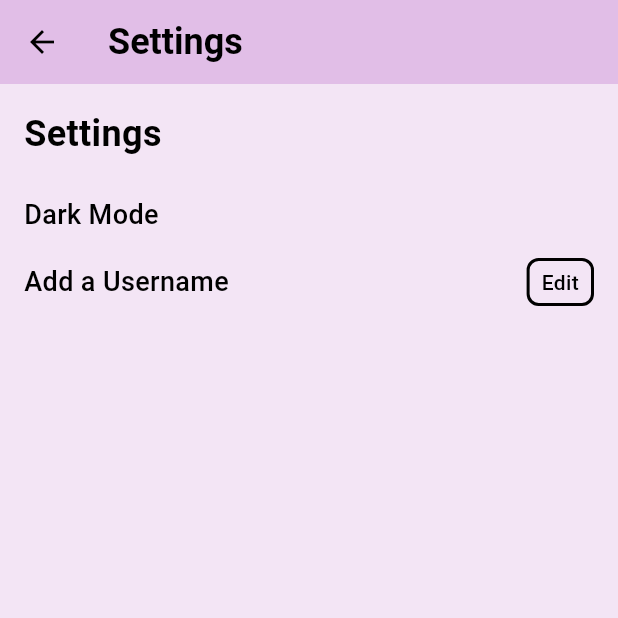
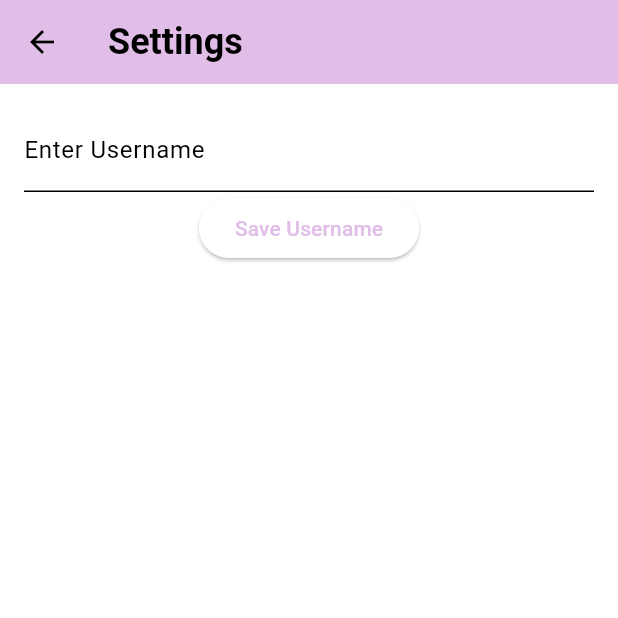
Before and after one commit to Mrityunjayyshukla/Passcode-Manager, a Flutter app: the screen it shows after launch, after a tap on the "settings" icon, on a phone screen of 412 x 824 dp, the top half of it. Run offline on Flutter 3.47's test engine with Material 3 defaults, Android fonts, the phone set to English and light mode, and no system bars; our stand-ins replace shared_preferences.

Commit message:
added option to save username

```diff
--- a/lib/components.dart
+++ b/lib/components.dart
@@ -22,5 +22,3 @@ ThemeData darkMode = ThemeData(
   ),
   useMaterial3: true,
 );
-
-TextEditingController usernameEditingController = TextEditingController();
--- a/lib/main.dart
+++ b/lib/main.dart
@@ -36,23 +36,23 @@ class ListPage extends StatefulWidget {
 }
 
 class _ListPageState extends State<ListPage> {
-  String _username='';
+  String? _username;
   // This is the list of all the records which are there.
   List<Map<String, String>> records = [];
 
   // This will initially show the list of the records
   @override
   void initState() {
+    _loadUsername();
+    _loadRecords();
     super.initState();
-    _loadRecords();
-    _loadUsername();
   }
 
-  void _loadUsername() async {
+  // Load the username
+  Future<void> _loadUsername() async {
     SharedPreferences prefs = await SharedPreferences.getInstance();
-    String savedUsername = prefs.getString('Mrityunjay')??'';
     setState(() {
-      _username=savedUsername;
+      _username = prefs.getString('username');
     });
   }
 
@@ -144,12 +144,15 @@ class _ListPageState extends State<ListPage> {
         ),
         actions: [
           IconButton(
-            onPressed: (){
-              Navigator.push(context, MaterialPageRoute(builder: (context)=>const SettingsPage()));
+           onPressed: () {
+              Navigator.push(
+                context,
+                MaterialPageRoute(builder: (context) => SettingsPage()),
+              ).then((_) {
+                _loadUsername(); // Refresh the username after returning
+              });
             },
-            icon: const Icon(
-              Icons.settings,
-            ),
+          icon: Icon(Icons.settings),
           )
         ],
       ),
@@ -179,10 +182,8 @@ class _ListPageState extends State<ListPage> {
             ),
             const SizedBox(height: 16),
             Text(
-              usernameEditingController.text.isEmpty
-              ?"Hello, Mrityunjay!"
-              :"Hello, $_username!",
-              style: const TextStyle(
+              _username != null ? "Hello, $_username !": "No Username",
+              style: TextStyle(
                 fontSize: 20,
                 fontWeight: FontWeight.bold,
               ),
--- a/lib/settings_page.dart
+++ b/lib/settings_page.dart
@@ -1,8 +1,8 @@
 import 'package:flutter/material.dart';
-import 'package:passcodemanager/components.dart';
 import 'package:shared_preferences/shared_preferences.dart';
 
 class SettingsPage extends StatefulWidget {
+
   const SettingsPage({super.key});
 
   @override
@@ -10,32 +10,13 @@ class SettingsPage extends StatefulWidget {
 }
 
 class _SettingsPageState extends State<SettingsPage> {
-  bool isEditClicked=false;
-
-  @override
-  void initState() {
-    // TODO: implement initState
-    super.initState();
-    _loadUsername();
-  }
+  final TextEditingController _controller = TextEditingController();
 
   @override
   Widget build(BuildContext context) {
     return Scaffold(
-      backgroundColor: Theme.of(context).colorScheme.background,
-
       // Appbar
       appBar: AppBar(
-        automaticallyImplyLeading: false,
-        leading: IconButton(
-          onPressed: (){
-            Navigator.pop(context);
-          },
-          icon: Icon(
-            Icons.arrow_back,
-            color: Theme.of(context).colorScheme.tertiary,
-          ),
-        ),
         backgroundColor: Theme.of(context).colorScheme.primary,
         title: const Text(
           "Settings",
@@ -46,102 +27,30 @@ class _SettingsPageState extends State<SettingsPage> {
         ),
       ),
 
-      // Body
-      body: SingleChildScrollView(
-        padding: const EdgeInsets.all(16),
-        physics: const BouncingScrollPhysics(),
+      //body
+      body: Padding(
+        padding: const EdgeInsets.all(16.0),
         child: Column(
-          crossAxisAlignment: CrossAxisAlignment.start,
           children: [
-            const Text(
-              "Settings",
-              style: TextStyle(
-                fontSize: 24,
-                fontWeight: FontWeight.w700,
-              ),
+            TextField(
+              controller: _controller,
+              decoration: InputDecoration(labelText: 'Enter Username'),
             ),
-            const SizedBox(height: 24),
-            const Row(
-              mainAxisAlignment: MainAxisAlignment.spaceBetween,
-              children: [
-                Text(
-                  "Dark Mode",
-                  style: TextStyle(
-                    fontSize: 18,
-                    fontWeight: FontWeight.w500,
-                  ),
-                ),
-              ],
+            ElevatedButton(
+              onPressed: () async {
+                await saveUsername(_controller.text);
+                Navigator.pop(context); // Navigate back to the home page
+              },
+              child: Text('Save Username'),
             ),
-            const SizedBox(height: 16),
-            Row(
-              mainAxisAlignment: MainAxisAlignment.spaceBetween,
-              children: [
-                const Text(
-                  "Add a Username",
-                  style: TextStyle(
-                    fontSize: 18,
-                    fontWeight: FontWeight.w500,
-                  ),
-                ),
-                GestureDetector(
-                  child: Container(
-                    padding: const EdgeInsets.symmetric(horizontal: 8,vertical: 4),
-                    decoration: BoxDecoration(
-                      border: Border.all(width: 2,color: Theme.of(context).colorScheme.tertiary),
-                      borderRadius: BorderRadius.circular(8)
-                    ),
-                    child: Text(
-                      isEditClicked? 'Cancel':'Edit',
-                      style: const TextStyle(
-                        fontWeight: FontWeight.w500,
-                      ),
-                    ),
-                  ),
-                  onTap: (){
-                    setState(() {
-                      isEditClicked=!isEditClicked;
-                      if (!isEditClicked){
-                        _saveUsername();
-                      }
-                    });
-                  },
-                ),
-              ],
-            ),
-            const SizedBox(height: 16),
-            isEditClicked?
-            Container(
-              padding: const EdgeInsets.symmetric(horizontal: 8),
-              decoration: BoxDecoration(
-                border: Border.all(width: 2,color: Theme.of(context).colorScheme.tertiary),
-                borderRadius: BorderRadius.circular(12),
-              ),
-              child: const TextField(
-                decoration: InputDecoration(
-                  border: InputBorder.none,
-                ),
-              ),
-            )
-            : const SizedBox.shrink()
           ],
         ),
       ),
     );
   }
 
-  void _saveUsername() async {
-    String enteredUsername = usernameEditingController.text;
-    // Save the entered username to SharedPreferences
+  Future<void> saveUsername(String username) async {
     SharedPreferences prefs = await SharedPreferences.getInstance();
-    prefs.setString('username', enteredUsername);
-    usernameEditingController.clear(); // Clear the text field after saving
-    _loadUsername(); // Reload the username to update the displayed value in ListPage
-  }
-
-  void _loadUsername() async {
-    SharedPreferences prefs = await SharedPreferences.getInstance();
-    String savedUsername = prefs.getString('username') ?? '';
-    usernameEditingController.text=savedUsername;
+    await prefs.setString('username', username);
   }
 }
```
